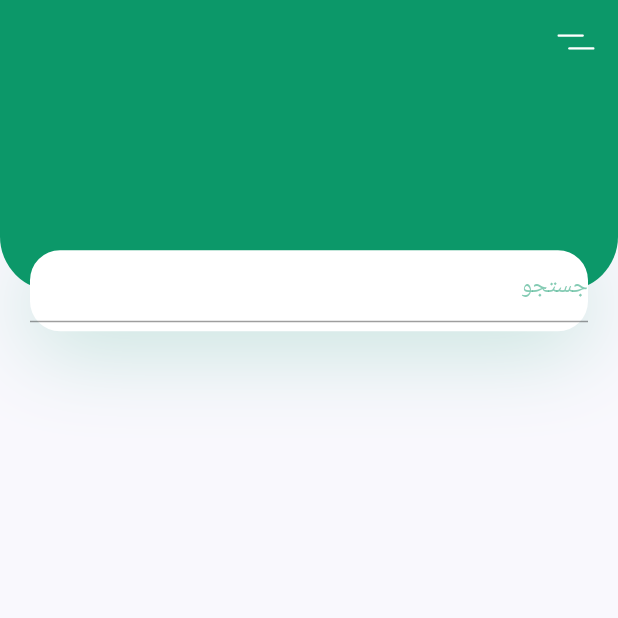
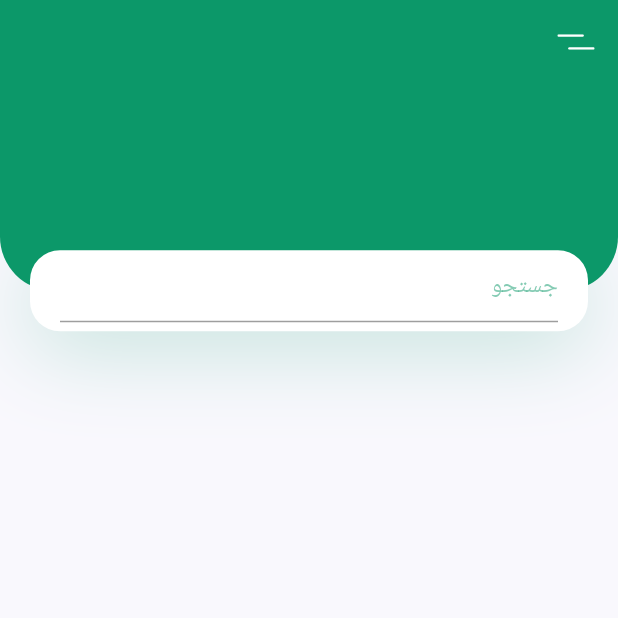
Before and after one commit to mohaddese136/persian-plant-shop-flutter, a Flutter app: the screen it shows after launch, on a phone screen of 412 x 824 dp, the top half of it. Run offline on Flutter 3.47's test engine with Material 2 defaults, Android fonts, the phone set to English and light mode, and no system bars; our stand-ins replace flutter_svg.

Commit message:
search Box

```diff
--- a/lib/components/body.dart
+++ b/lib/components/body.dart
@@ -28,6 +28,7 @@ class Body extends StatelessWidget {
                   child: Container(
                     height: 54,
                     margin: EdgeInsets.symmetric(horizontal: kDefaultPadding),
+                    padding: EdgeInsets.symmetric(horizontal: kDefaultPadding),
                     decoration: BoxDecoration(
                         color: Colors.white,
                         borderRadius: BorderRadius.circular(20),
```
